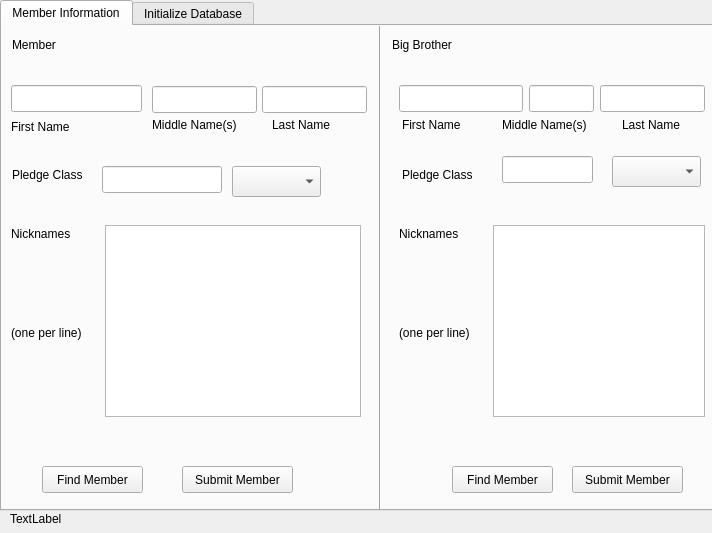
NortySpock/AEPi-ND-Big-Brother-Database-Application, file AEPi-Big-Brother-Database-Application/bb_db_frontend.ui: the form before one commit.
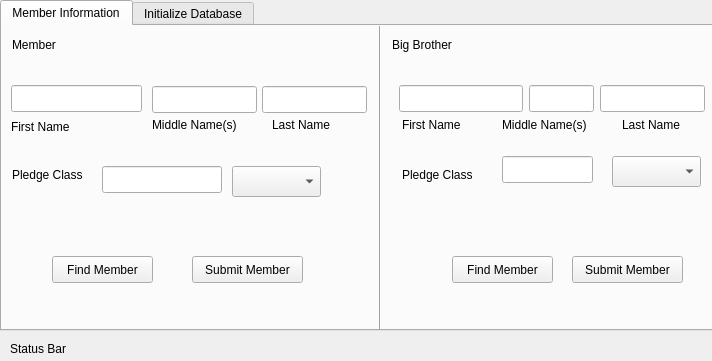
The form after the commit. The open tabs and pages were chosen to show the change.

Commit message: Removed nicknames stuff from UI.

The edit to the form file:
```diff
--- a/AEPi-Big-Brother-Database-Application/bb_db_frontend.ui
+++ b/AEPi-Big-Brother-Database-Application/bb_db_frontend.ui
@@ -7,7 +7,7 @@
     <x>0</x>
     <y>0</y>
     <width>712</width>
-    <height>533</height>
+    <height>361</height>
    </rect>
   </property>
   <property name="windowTitle">
@@ -19,7 +19,7 @@
      <x>0</x>
      <y>0</y>
      <width>721</width>
-     <height>511</height>
+     <height>331</height>
     </rect>
    </property>
    <property name="currentIndex">
@@ -52,24 +52,11 @@
       </rect>
      </property>
     </widget>
-    <widget class="QLabel" name="nicknameBigBrotherLabel">
-     <property name="geometry">
-      <rect>
-       <x>397</x>
-       <y>199</y>
-       <width>74</width>
-       <height>17</height>
-      </rect>
-     </property>
-     <property name="text">
-      <string>Nicknames</string>
-     </property>
-    </widget>
     <widget class="QPushButton" name="findMemberMemberButton">
      <property name="geometry">
       <rect>
-       <x>40</x>
-       <y>440</y>
+       <x>50</x>
+       <y>230</y>
        <width>101</width>
        <height>27</height>
       </rect>
@@ -82,7 +69,7 @@
      <property name="geometry">
       <rect>
        <x>450</x>
-       <y>440</y>
+       <y>230</y>
        <width>101</width>
        <height>27</height>
       </rect>
@@ -173,19 +160,6 @@
       </rect>
      </property>
     </widget>
-    <widget class="QLabel" name="nicknameExplanationBigBrotherLabel">
-     <property name="geometry">
-      <rect>
-       <x>397</x>
-       <y>298</y>
-       <width>88</width>
-       <height>17</height>
-      </rect>
-     </property>
-     <property name="text">
-      <string>(one per line)</string>
-     </property>
-    </widget>
     <widget class="QLabel" name="middleNamesMemberLabel">
      <property name="geometry">
       <rect>
@@ -212,19 +186,6 @@
       <string>&lt;bigBrotherIDLabel&gt;</string>
      </property>
     </widget>
-    <widget class="QLabel" name="nicknameMemberLabel">
-     <property name="geometry">
-      <rect>
-       <x>9</x>
-       <y>199</y>
-       <width>74</width>
-       <height>17</height>
-      </rect>
-     </property>
-     <property name="text">
-      <string>Nicknames</string>
-     </property>
-    </widget>
     <widget class="QLabel" name="middleNamesBigBrotherLabel">
      <property name="geometry">
       <rect>
@@ -264,8 +225,8 @@
     <widget class="QPushButton" name="submitMemberMemberButton">
      <property name="geometry">
       <rect>
-       <x>180</x>
-       <y>440</y>
+       <x>190</x>
+       <y>230</y>
        <width>111</width>
        <height>27</height>
       </rect>
@@ -274,16 +235,6 @@
       <string>Submit Member</string>
      </property>
     </widget>
-    <widget class="QPlainTextEdit" name="nicknameMemberPlainTextEdit">
-     <property name="geometry">
-      <rect>
-       <x>103</x>
-       <y>199</y>
-       <width>256</width>
-       <height>192</height>
-      </rect>
-     </property>
-    </widget>
     <widget class="QLineEdit" name="middleNamesMemberLine">
      <property name="geometry">
       <rect>
@@ -294,29 +245,6 @@
       </rect>
      </property>
     </widget>
-    <widget class="QPlainTextEdit" name="nicknameBigBrotherPlainTextEdit">
-     <property name="geometry">
-      <rect>
-       <x>491</x>
-       <y>199</y>
-       <width>212</width>
-       <height>192</height>
-      </rect>
-     </property>
-    </widget>
-    <widget class="QLabel" name="nicknameExplanationMemberLabel">
-     <property name="geometry">
-      <rect>
-       <x>9</x>
-       <y>298</y>
-       <width>88</width>
-       <height>17</height>
-      </rect>
-     </property>
-     <property name="text">
-      <string>(one per line)</string>
-     </property>
-    </widget>
     <widget class="QLabel" name="lastNameMemberLabel">
      <property name="geometry">
       <rect>
@@ -403,7 +331,7 @@
      <property name="geometry">
       <rect>
        <x>570</x>
-       <y>440</y>
+       <y>230</y>
        <width>111</width>
        <height>27</height>
       </rect>
@@ -498,13 +426,13 @@
    <property name="geometry">
     <rect>
      <x>10</x>
-     <y>510</y>
+     <y>340</y>
      <width>321</width>
      <height>17</height>
     </rect>
    </property>
    <property name="text">
-    <string>TextLabel</string>
+    <string>Status Bar</string>
    </property>
   </widget>
  </widget>
```
Left out of the diff: 2 changed lines with no effect on the pictures.
